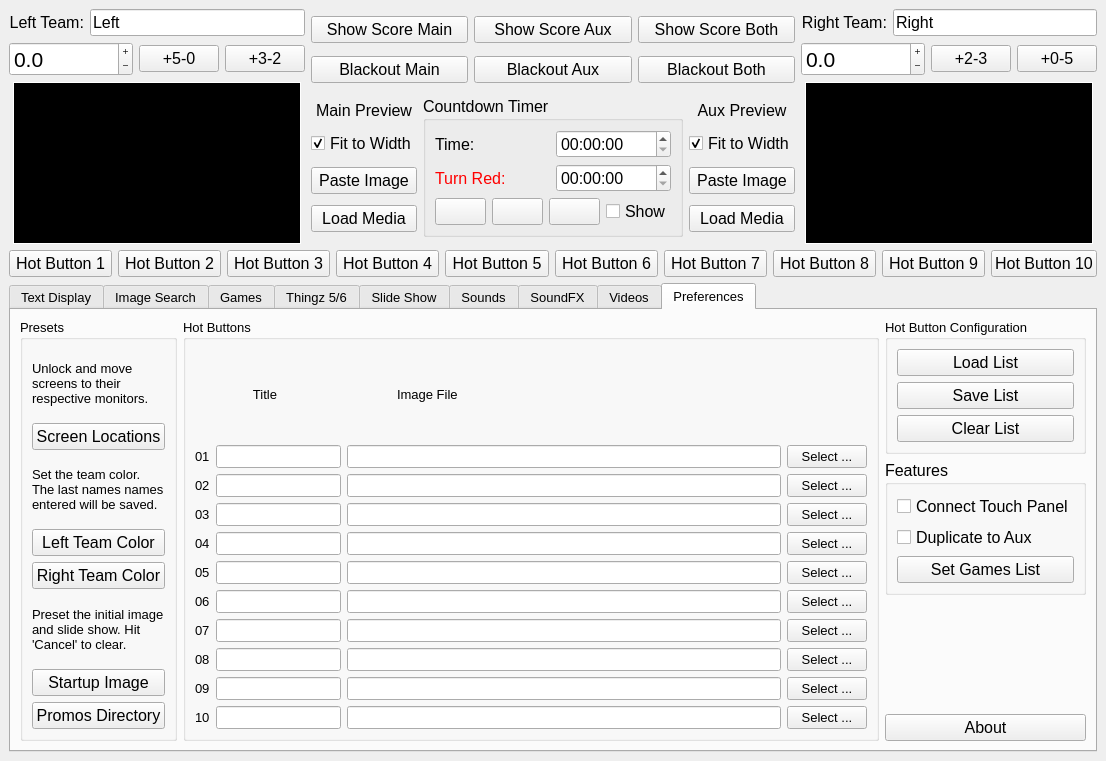
This is ImproTronControlPanel.ui in guywinterbotham/ImproTron as Qt 5 draws it before an edit. The edited form follows.
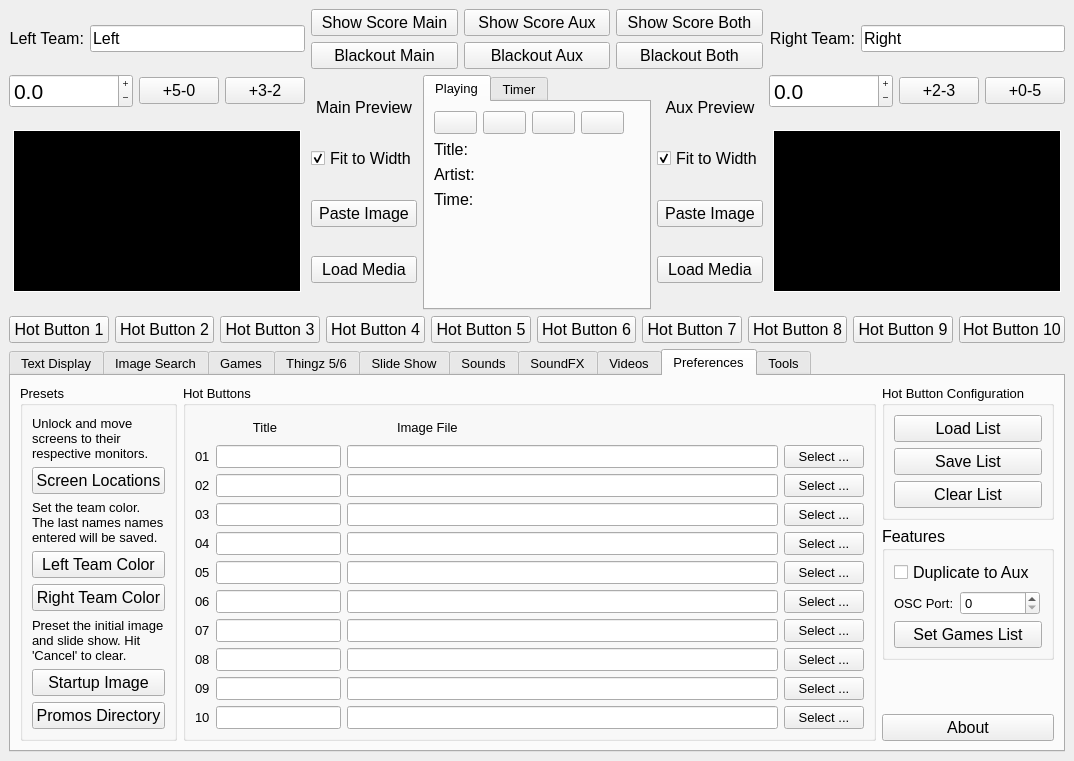
This is the edited form. The open tabs and pages were chosen to show the change. Icons and pictures are not drawn.

The edit to the form file:
```diff
--- a/ImproTronControlPanel.ui
+++ b/ImproTronControlPanel.ui
@@ -339,20 +339,152 @@
            </layout>
           </item>
           <item>
-           <widget class="QGroupBox" name="timerGB">
+           <widget class="QTabWidget" name="tabWidget">
+            <property name="currentIndex">
+             <number>0</number>
+            </property>
+            <widget class="QWidget" name="playingTab">
+             <attribute name="title">
+              <string>Playing</string>
+             </attribute>
+             <layout class="QVBoxLayout" name="verticalLayout_6">
+              <item>
+               <layout class="QHBoxLayout" name="playerButtonsHL">
+                <item>
+                 <widget class="QPushButton" name="playPlayerPB">
+                  <property name="sizePolicy">
+                   <sizepolicy hsizetype="Minimum" vsizetype="Fixed">
+                    <horstretch>0</horstretch>
+                    <verstretch>0</verstretch>
+                   </sizepolicy>
+                  </property>
+                  <property name="text">
+                   <string/>
+                  </property>
+                 </widget>
+                </item>
+                <item>
+                 <widget class="QPushButton" name="pausePlayerPB">
+                  <property name="text">
+                   <string/>
+                  </property>
+                 </widget>
+                </item>
+                <item>
+                 <widget class="QPushButton" name="stopPlayerPB">
+                  <property name="text">
+                   <string/>
+                  </property>
+                 </widget>
+                </item>
+                <item>
+                 <widget class="QPushButton" name="loopPlayerPB">
+                  <property name="text">
+                   <string/>
+                  </property>
+                  <property name="checkable">
+                   <bool>true</bool>
+                  </property>
+                 </widget>
+                </item>
+                <item>
+                 <spacer name="playerHS">
+                  <property name="orientation">
+                   <enum>Qt::Orientation::Horizontal</enum>
+                  </property>
+                  <property name="sizeHint" stdset="0">
+                   <size>
+                    <width>40</width>
+                    <height>20</height>
+                   </size>
+                  </property>
+                 </spacer>
+                </item>
+               </layout>
+              </item>
+              <item>
+               <layout class="QFormLayout" name="formLayout">
+                <item row="0" column="0">
+                 <widget class="QLabel" name="titleLBL">
             <property name="font">
              <font>
               <pointsize>12</pointsize>
              </font>
             </property>
-            <property name="title">
-             <string>Countdown Timer</string>
-            </property>
-            <layout class="QVBoxLayout" name="countDownVL">
-             <item>
-              <layout class="QVBoxLayout" name="timerLayout">
-               <item>
-                <layout class="QVBoxLayout" name="timeVL">
+                  <property name="text">
+                   <string>Title:</string>
+                  </property>
+                 </widget>
+                </item>
+                <item row="1" column="0">
+                 <widget class="QLabel" name="artistLBL">
+                  <property name="font">
+                   <font>
+                    <pointsize>12</pointsize>
+                   </font>
+                  </property>
+                  <property name="text">
+                   <string>Artist:</string>
+                  </property>
+                 </widget>
+                </item>
+                <item row="2" column="0">
+                 <widget class="QLabel" name="reaminingLBL">
+                  <property name="font">
+                   <font>
+                    <pointsize>12</pointsize>
+                   </font>
+                  </property>
+                  <property name="text">
+                   <string>Time:</string>
+                  </property>
+                 </widget>
+                </item>
+                <item row="2" column="1">
+                 <widget class="QLabel" name="timeRemainingLBL">
+                  <property name="font">
+                   <font>
+                    <pointsize>12</pointsize>
+                   </font>
+                  </property>
+                  <property name="text">
+                   <string/>
+                  </property>
+                 </widget>
+                </item>
+                <item row="0" column="1">
+                 <widget class="QLabel" name="mediaTitleLBL">
+                  <property name="font">
+                   <font>
+                    <pointsize>12</pointsize>
+                   </font>
+                  </property>
+                  <property name="text">
+                   <string/>
+                  </property>
+                 </widget>
+                </item>
+                <item row="1" column="1">
+                 <widget class="QLabel" name="artistNameLBL">
+                  <property name="font">
+                   <font>
+                    <pointsize>12</pointsize>
+                   </font>
+                  </property>
+                  <property name="text">
+                   <string/>
+                  </property>
+                 </widget>
+                </item>
+               </layout>
+              </item>
+             </layout>
+            </widget>
+            <widget class="QWidget" name="timerTab">
+             <attribute name="title">
+              <string>Timer</string>
+             </attribute>
+             <layout class="QVBoxLayout" name="verticalLayout_5">
                  <item>
                   <layout class="QHBoxLayout" name="timeLeftHL">
                    <item>
@@ -428,8 +560,6 @@
                    </item>
                   </layout>
                  </item>
-                </layout>
-               </item>
                <item>
                 <layout class="QHBoxLayout" name="timerControlsHL">
                  <item>
@@ -472,8 +602,7 @@
                 </layout>
                </item>
               </layout>
-             </item>
-            </layout>
+            </widget>
            </widget>
           </item>
           <item>
@@ -5205,13 +5334,6 @@
              <string>Features</string>
             </property>
             <layout class="QVBoxLayout" name="verticalLayout_2">
-             <item>
-              <widget class="QCheckBox" name="touchPortalConCB">
-               <property name="text">
-                <string>Connect Touch Panel</string>
-               </property>
-              </widget>
-             </item>
              <item>
               <widget class="QCheckBox" name="copytoAuxCB">
                <property name="font">
@@ -5224,6 +5346,55 @@
                </property>
               </widget>
              </item>
+             <item>
+              <layout class="QHBoxLayout" name="osc_layout">
+               <property name="bottomMargin">
+                <number>0</number>
+               </property>
+               <item>
+                <widget class="QLabel" name="oscPortLBL">
+                 <property name="sizePolicy">
+                  <sizepolicy hsizetype="Maximum" vsizetype="Preferred">
+                   <horstretch>0</horstretch>
+                   <verstretch>0</verstretch>
+                  </sizepolicy>
+                 </property>
+                 <property name="font">
+                  <font>
+                   <pointsize>10</pointsize>
+                  </font>
+                 </property>
+                 <property name="text">
+                  <string>OSC Port:</string>
+                 </property>
+                </widget>
+               </item>
+               <item>
+                <widget class="QSpinBox" name="oscPortSB">
+                 <property name="sizePolicy">
+                  <sizepolicy hsizetype="Maximum" vsizetype="Fixed">
+                   <horstretch>0</horstretch>
+                   <verstretch>0</verstretch>
+                  </sizepolicy>
+                 </property>
+                 <property name="maximumSize">
+                  <size>
+                   <width>80</width>
+                   <height>16777215</height>
+                  </size>
+                 </property>
+                 <property name="font">
+                  <font>
+                   <pointsize>10</pointsize>
+                  </font>
+                 </property>
+                 <property name="maximum">
+                  <number>32767</number>
+                 </property>
+                </widget>
+               </item>
+              </layout>
+             </item>
              <item>
               <widget class="QPushButton" name="setGamesListPB">
                <property name="text">
@@ -5269,6 +5440,52 @@
         </item>
        </layout>
       </widget>
+      <widget class="QWidget" name="toolsTab">
+       <attribute name="title">
+        <string>Tools</string>
+       </attribute>
+       <widget class="QGroupBox" name="timerGB">
+        <property name="geometry">
+         <rect>
+          <x>400</x>
+          <y>150</y>
+          <width>130</width>
+          <height>149</height>
+         </rect>
+        </property>
+        <property name="font">
+         <font>
+          <pointsize>12</pointsize>
+         </font>
+        </property>
+        <property name="title">
+         <string>Countdown Timer</string>
+        </property>
+        <layout class="QVBoxLayout" name="countDownVL"/>
+       </widget>
+       <widget class="QWidget" name="">
+        <property name="geometry">
+         <rect>
+          <x>670</x>
+          <y>120</y>
+          <width>197</width>
+          <height>108</height>
+         </rect>
+        </property>
+        <layout class="QVBoxLayout" name="timerLayout"/>
+       </widget>
+       <widget class="QWidget" name="">
+        <property name="geometry">
+         <rect>
+          <x>460</x>
+          <y>20</y>
+          <width>195</width>
+          <height>60</height>
+         </rect>
+        </property>
+        <layout class="QVBoxLayout" name="playingControlsHL"/>
+       </widget>
+      </widget>
      </widget>
     </item>
    </layout>
```
Left out of the diff: 66 changed lines with no effect on the pictures. Lines whose indentation alone changed are shown as unchanged.
